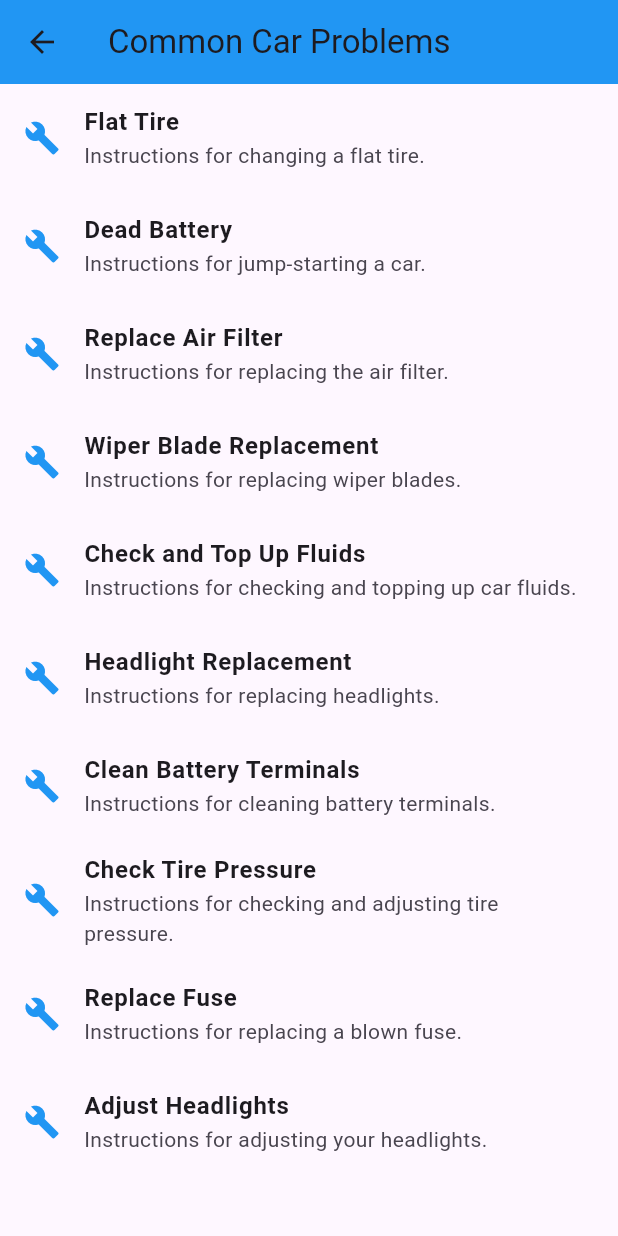
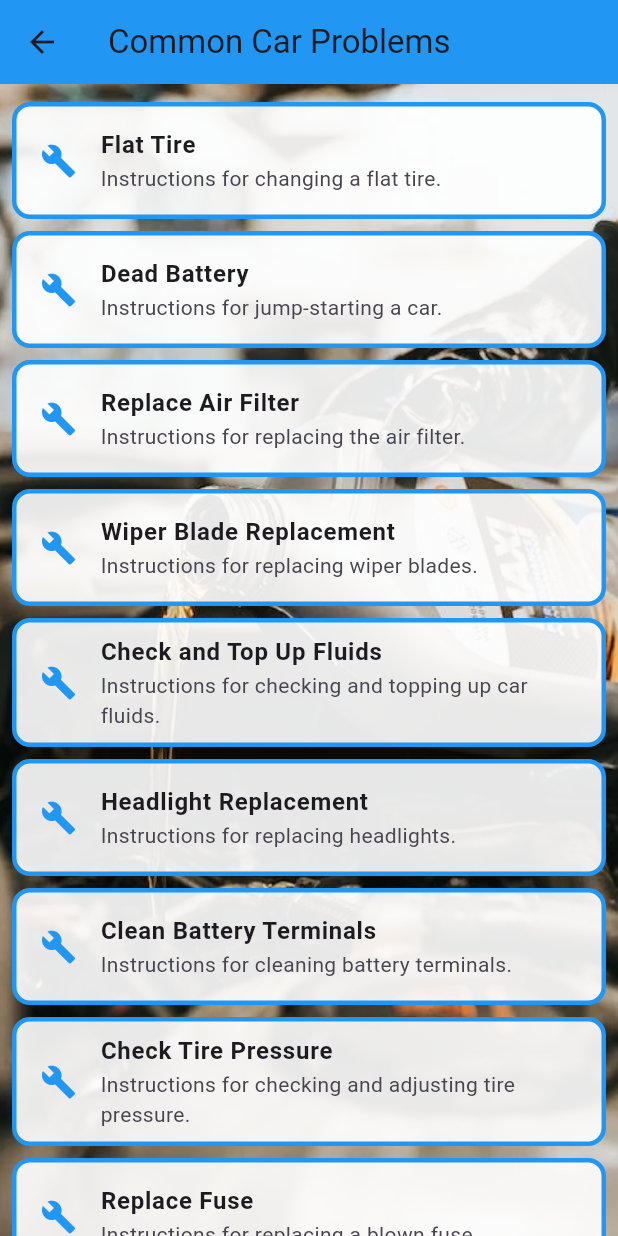
Before and after one commit to MarkhBalam/garage_finderr, a Flutter app: the CommonCarProblemsPage screen opened directly, on a phone screen of 412 x 824 dp. Run offline on Flutter 3.47's test engine with Material 3 defaults, Android fonts, the phone set to English and light mode, and no system bars; our stand-ins replace animated_splash_screen, cloud_firestore, firebase_auth, firebase_core, firebase_storage, google_maps_flutter and 3 more; missing offline and left inert: flutter_polyline_points; accounts and stored records are empty; statements that could not run were skipped.

Commit message:
modified common car problems page

```diff
--- a/lib/pages/common_car_problems.dart
+++ b/lib/pages/common_car_problems.dart
@@ -1,6 +1,3 @@
-import 'package:flutter/material.dart';
-import 'package:garage_finder/pages/commonproblems/flat_tire.dart';
-
 import 'package:flutter/material.dart';
 import 'package:garage_finder/pages/commonproblems/flat_tire.dart';
 import 'package:garage_finder/pages/commonproblems/dead_battery.dart';
@@ -8,13 +5,9 @@ import 'package:garage_finder/pages/commonproblems/air_filter.dart';
 import 'package:garage_finder/pages/commonproblems/wiper_blade.dart';
 import 'package:garage_finder/pages/commonproblems/fluids.dart';
 import 'package:garage_finder/pages/commonproblems/headlight.dart';
-import 'package:garage_finder/pages/commonproblems/dead_battery.dart';
 import 'package:garage_finder/pages/commonproblems/tirepressure.dart';
 import 'package:garage_finder/pages/commonproblems/fusepage.dart';
 import 'package:garage_finder/pages/commonproblems/headlight_adjustment.dart';
-
-//pulling changes
-var naa = "just";
 
 class CommonCarProblemsPage extends StatelessWidget {
   @override
@@ -24,7 +17,21 @@ class CommonCarProblemsPage extends StatelessWidget {
         title: Text('Common Car Problems'),
         backgroundColor: Colors.blue, // AppBar color set to blue
       ),
-      body: ListView(
+      body: Stack(
+        children: [
+          // Background image
+          Container(
+            decoration: BoxDecoration(
+              image: DecorationImage(
+                image: AssetImage(
+                    'lib/images/common.jpg'), // Path to your background image
+                fit: BoxFit.cover,
+              ),
+            ),
+          ),
+          // Main content
+          ListView(
+            padding: EdgeInsets.all(8.0), // Added padding for better visuals
             children: [
               ProblemTile(
                 title: 'Flat Tire',
@@ -48,7 +55,8 @@ class CommonCarProblemsPage extends StatelessWidget {
               ),
               ProblemTile(
                 title: 'Check and Top Up Fluids',
-            subtitle: 'Instructions for checking and topping up car fluids.',
+                subtitle:
+                    'Instructions for checking and topping up car fluids.',
                 onTap: () => _navigateTo(context, FluidsPage()),
               ),
               ProblemTile(
@@ -63,7 +71,8 @@ class CommonCarProblemsPage extends StatelessWidget {
               ),
               ProblemTile(
                 title: 'Check Tire Pressure',
-            subtitle: 'Instructions for checking and adjusting tire pressure.',
+                subtitle:
+                    'Instructions for checking and adjusting tire pressure.',
                 onTap: () => _navigateTo(context, TirePressurePage()),
               ),
               ProblemTile(
@@ -75,6 +84,8 @@ class CommonCarProblemsPage extends StatelessWidget {
                 title: 'Adjust Headlights',
                 subtitle: 'Instructions for adjusting your headlights.',
                 onTap: () => _navigateTo(context, HeadlightsAdjustmentPage()),
+              ),
+            ],
           ),
         ],
       ),
@@ -103,11 +114,20 @@ class ProblemTile extends StatelessWidget {
 
   @override
   Widget build(BuildContext context) {
-    return ListTile(
+    return Container(
+      margin: EdgeInsets.symmetric(vertical: 4.0), // Margin between tiles
+      decoration: BoxDecoration(
+        border: Border.all(color: Colors.blue, width: 3.0), // Thick border
+        borderRadius: BorderRadius.circular(12.0), // Rounded corners
+        color: Colors.white.withOpacity(0.9), // Slightly transparent background
+      ),
+      child: ListTile(
         title: Text(title, style: TextStyle(fontWeight: FontWeight.bold)),
         subtitle: Text(subtitle),
-      leading: Icon(Icons.build, color: Colors.blue), // Build icon for problems
+        leading:
+            Icon(Icons.build, color: Colors.blue), // Build icon for problems
         onTap: onTap,
+      ),
     );
   }
 }
```
Lines whose indentation alone changed are shown as unchanged.
